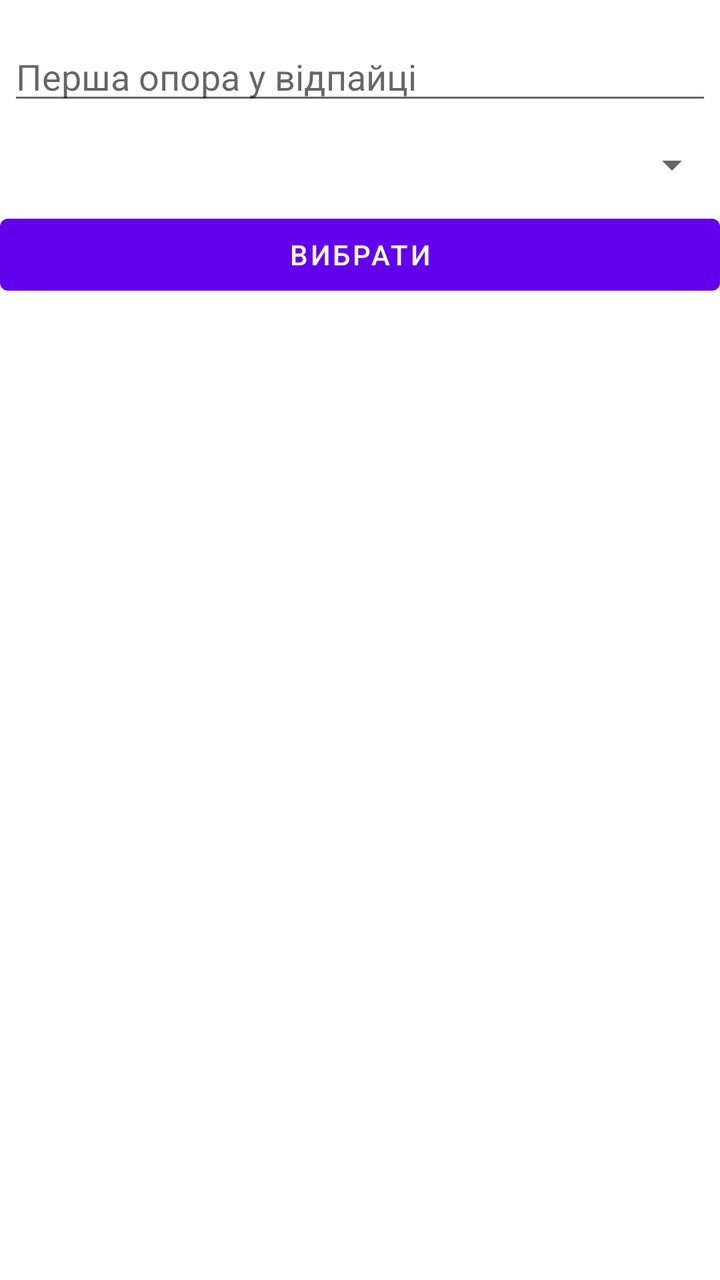
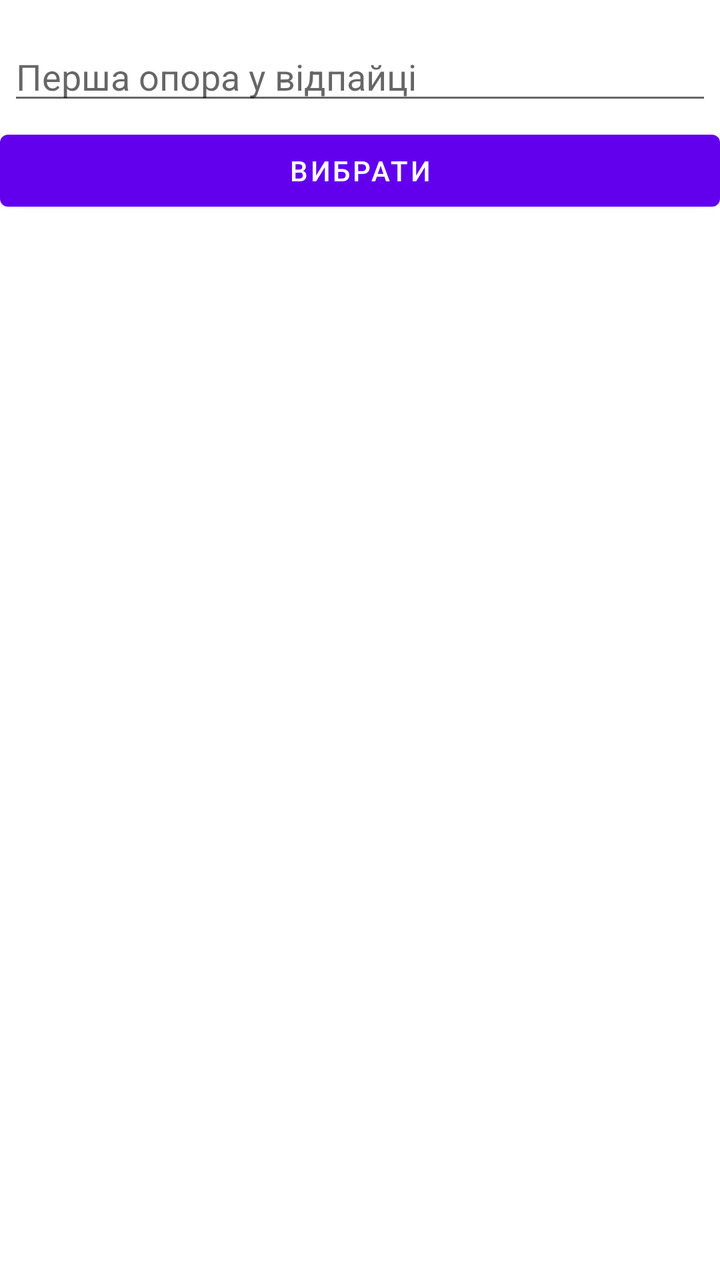

Screens rendered from an Android XML layout before and after an edit, with the pre-edit source and the edit as a unified diff.
<!-- AndroidManifest.xml: application theme Theme.POEGPS -->
<!-- res/layout/create_from_opr.xml -->
<?xml version="1.0" encoding="utf-8"?>
<LinearLayout xmlns:android="http://schemas.android.com/apk/res/android"
    xmlns:tools="http://schemas.android.com/tools"
    android:orientation="vertical"
    android:layout_width="wrap_content"
    android:layout_height="wrap_content">

    <EditText
        android:id="@+id/lastOpr"
        android:inputType="text"
        android:layout_width="match_parent"
        android:layout_height="wrap_content"
        android:layout_marginTop="16dp"
        android:layout_marginLeft="4dp"
        android:layout_marginRight="4dp"
        android:layout_marginBottom="4dp"
        android:hint="@string/firstOpr" />

    <Spinner
        android:id="@+id/wireSpinner"
        android:layout_width="match_parent"
        android:layout_height="42dp" />

    <Button
        android:id="@+id/choose"
        android:layout_width="match_parent"
        android:layout_height="wrap_content"
        android:text="@string/choose" />

</LinearLayout>
<!-- resources referenced by this layout -->
<resources>
  <string name="choose">Вибрати</string>
  <string name="firstOpr">Перша опора у відпайці</string>
  <style name="Theme.POEGPS" parent="Theme.MaterialComponents.DayNight.NoActionBar">
          
          <item name="colorPrimary">@color/purple_500</item>
          <item name="colorPrimaryVariant">@color/purple_700</item>
          <item name="colorOnPrimary">@color/white</item>
          
          <item name="colorSecondary">@color/teal_200</item>
          <item name="colorSecondaryVariant">@color/teal_700</item>
          <item name="colorOnSecondary">@color/black</item>
          
          <item name="android:statusBarColor">?attr/colorPrimaryVariant</item>
          
      </style>
  <color name="purple_500">#FF6200EE</color>
  <color name="purple_700">#FF3700B3</color>
  <color name="white">#FFFFFFFF</color>
  <color name="teal_200">#FF03DAC5</color>
  <color name="teal_700">#FF018786</color>
  <color name="black">#FF000000</color>
</resources>

<!-- the commit's change to res/layout/create_from_opr.xml (unified diff, before → after) -->
@@ -16,11 +16,6 @@
         android:layout_marginBottom="4dp"
         android:hint="@string/firstOpr" />
 
-    <Spinner
-        android:id="@+id/wireSpinner"
-        android:layout_width="match_parent"
-        android:layout_height="42dp" />
-
     <Button
         android:id="@+id/choose"
         android:layout_width="match_parent"
